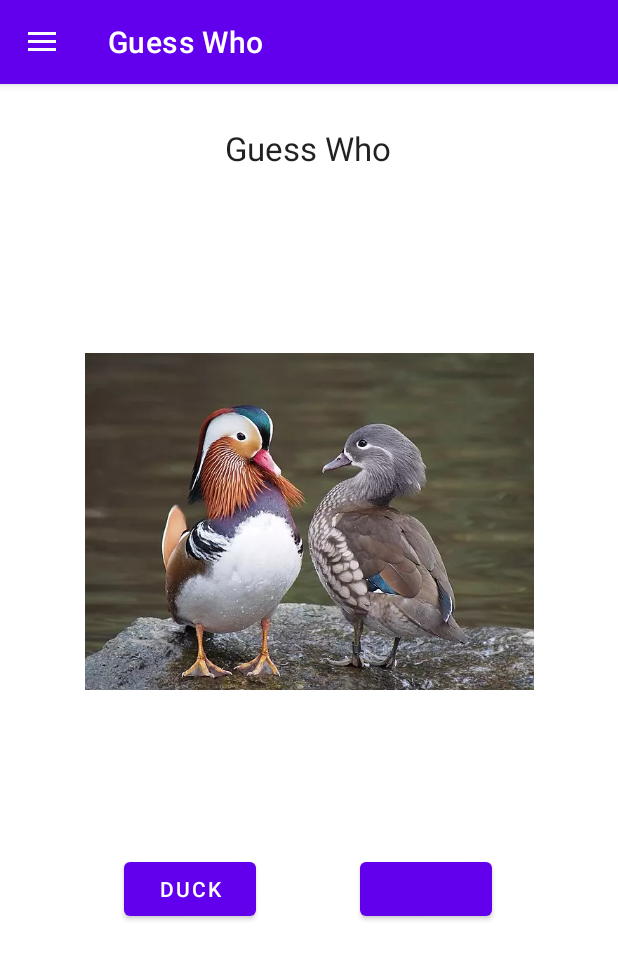
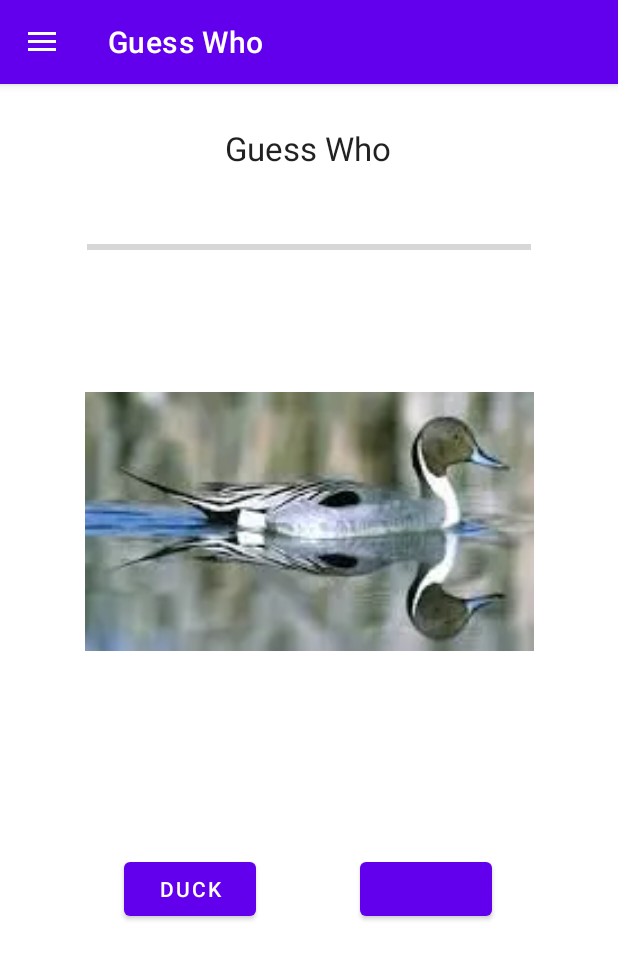
Before and after one commit to PerspectivCollection/Nest, an Android app: the screen it shows after launch (MainActivity), after a tap on an icon or button, on a phone screen of 412 x 824 dp. Shown: the top 959 px of the screen. Run offline under Robolectric (Android 15) with nearby library versions, the phone set to English and light mode, and no system bars; our stand-ins replace navigation-ui; 1 other tap on this screen came first.

Commit message:
fix: guess who progresbar

```diff
--- a/app/src/main/res/layout/fragment_blank.xml
+++ b/app/src/main/res/layout/fragment_blank.xml
@@ -2,7 +2,7 @@
 <androidx.constraintlayout.widget.ConstraintLayout xmlns:android="http://schemas.android.com/apk/res/android"
     xmlns:app="http://schemas.android.com/apk/res-auto"
     xmlns:tools="http://schemas.android.com/tools"
-    android:id="@+id/constraint_layout"
+    android:id="@+id/progressBar2"
     android:layout_width="match_parent"
     android:layout_height="match_parent"
     >
--- a/app/src/main/res/layout/fragment_gallery.xml
+++ b/app/src/main/res/layout/fragment_gallery.xml
@@ -2,7 +2,7 @@
 <androidx.constraintlayout.widget.ConstraintLayout xmlns:android="http://schemas.android.com/apk/res/android"
     xmlns:app="http://schemas.android.com/apk/res-auto"
     xmlns:tools="http://schemas.android.com/tools"
-    android:id="@+id/constraint_layout"
+    android:id="@+id/progressBar2"
     android:layout_width="match_parent"
     android:layout_height="match_parent"
     tools:context="navigationdraw.MainActivity">
--- a/app/src/main/res/layout/fragment_guesswho.xml
+++ b/app/src/main/res/layout/fragment_guesswho.xml
@@ -2,7 +2,7 @@
 <androidx.constraintlayout.widget.ConstraintLayout xmlns:android="http://schemas.android.com/apk/res/android"
     xmlns:app="http://schemas.android.com/apk/res-auto"
     xmlns:tools="http://schemas.android.com/tools"
-    android:id="@+id/constraint_layout"
+    android:id="@+id/progressBar2"
     android:layout_width="match_parent"
     android:layout_height="match_parent"
     tools:context=".navigationdraw.MainActivity"
@@ -54,4 +54,14 @@
         app:layout_constraintTop_toBottomOf="@+id/textView"
         app:layout_constraintVertical_bias="0.23"
         app:srcCompat="@mipmap/wood_duck" />
+
+    <ProgressBar
+        android:id="@+id/progressBar"
+        style="?android:attr/progressBarStyleHorizontal"
+        android:layout_width="296dp"
+        android:layout_height="59dp"
+        app:layout_constraintBottom_toTopOf="@+id/imagegoosId"
+        app:layout_constraintEnd_toEndOf="parent"
+        app:layout_constraintStart_toStartOf="parent"
+        app:layout_constraintTop_toBottomOf="@+id/textView" />
 </androidx.constraintlayout.widget.ConstraintLayout>
--- a/app/src/main/res/layout/fragment_namequiz.xml
+++ b/app/src/main/res/layout/fragment_namequiz.xml
@@ -3,7 +3,7 @@
 <androidx.constraintlayout.widget.ConstraintLayout xmlns:android="http://schemas.android.com/apk/res/android"
     xmlns:app="http://schemas.android.com/apk/res-auto"
     xmlns:tools="http://schemas.android.com/tools"
-    android:id="@+id/constraint_layout"
+    android:id="@+id/progressBar2"
     android:layout_width="match_parent"
     android:layout_height="match_parent"
     tools:context=".navigationdraw.MainActivity">
--- a/app/src/main/res/values/strings.xml
+++ b/app/src/main/res/values/strings.xml
@@ -29,6 +29,7 @@
 
     //nav/fragment-gallery
     <string name="fragment_gallery">Gallery</string>
+    <string name="hello_blank_fragment">some fact</string>
 
 
     //nav-fragment-nameQuiz
```
Also changed, not shown: app/src/main/java/com/example/nest/navigationdraw/GuesswhoFragment.kt (+4 -4 lines).
